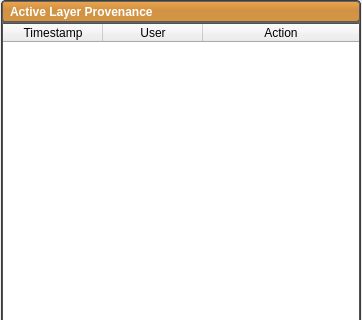
The window that src/Interface/Application/ProvenanceDockWidget.ui (SCIInstitute/Seg3D) describes before a commit, drawn with Qt 5; both pictures show x 0 to 362 and y 0 to 320 of the 362 by 795 pixel window.
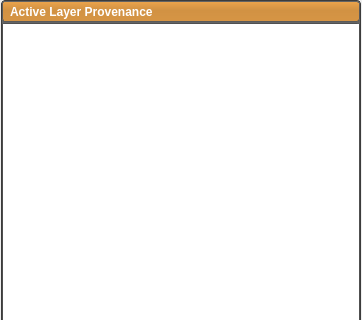
The same window after the commit. Custom widgets are drawn as their Qt base class.

Commit message: Changed the provenance trail display to use Qt's model/view framework.

The edit to the form file:
```diff
--- a/src/Interface/Application/ProvenanceDockWidget.ui
+++ b/src/Interface/Application/ProvenanceDockWidget.ui
@@ -156,7 +156,7 @@
            <number>4</number>
           </property>
           <item>
-           <widget class="QTreeWidget" name="provenance_list_">
+           <widget class="Seg3D::ProvenanceTreeView" name="provenance_list_">
             <property name="horizontalScrollBarPolicy">
              <enum>Qt::ScrollBarAlwaysOff</enum>
             </property>
@@ -178,33 +178,6 @@
             <property name="indentation">
              <number>12</number>
             </property>
-            <attribute name="headerDefaultSectionSize">
-             <number>100</number>
-            </attribute>
-            <column>
-             <property name="text">
-              <string>Timestamp</string>
-             </property>
-             <property name="textAlignment">
-              <set>AlignHCenter|AlignVCenter|AlignCenter</set>
-             </property>
-            </column>
-            <column>
-             <property name="text">
-              <string>User</string>
-             </property>
-             <property name="textAlignment">
-              <set>AlignHCenter|AlignVCenter|AlignCenter</set>
-             </property>
-            </column>
-            <column>
-             <property name="text">
-              <string>Action</string>
-             </property>
-             <property name="textAlignment">
-              <set>AlignHCenter|AlignVCenter|AlignCenter</set>
-             </property>
-            </column>
            </widget>
           </item>
           <item>
@@ -463,6 +436,13 @@
    </layout>
   </widget>
  </widget>
+ <customwidgets>
+  <customwidget>
+   <class>Seg3D::ProvenanceTreeView</class>
+   <extends>QTreeView</extends>
+   <header location="global">Interface/Application/ProvenanceTreeView.h</header>
+  </customwidget>
+ </customwidgets>
  <resources/>
  <connections/>
 </ui>
```
Left out of the diff: 3 changed lines with no effect on the pictures. The commit also changes 6 other files.
